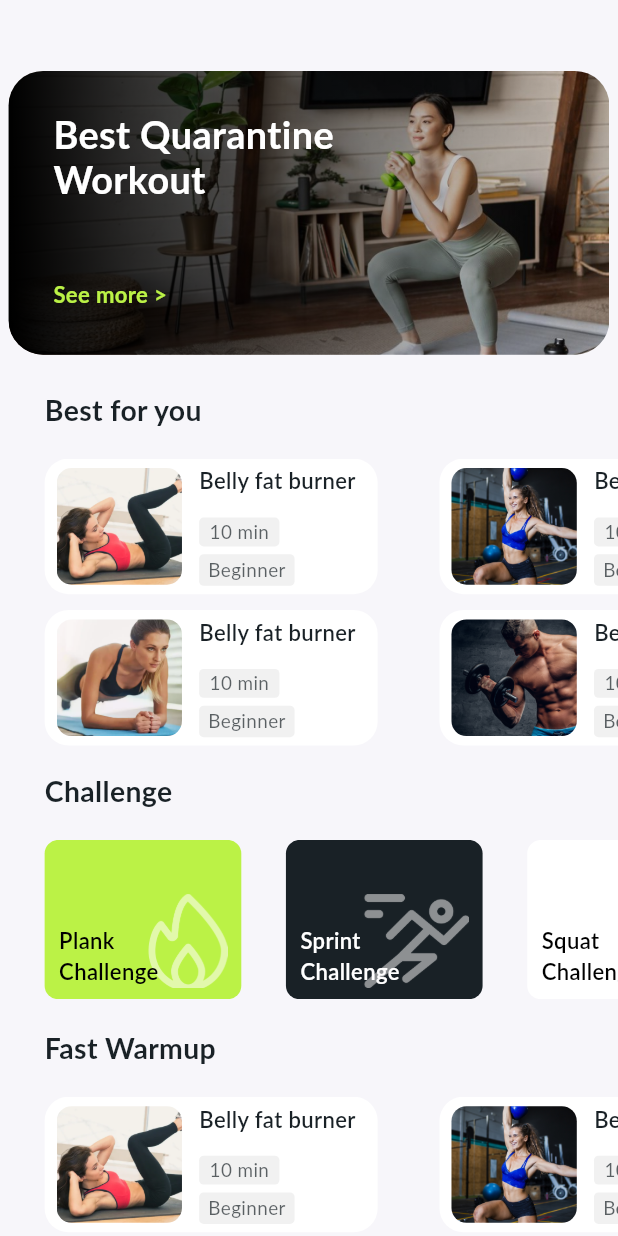
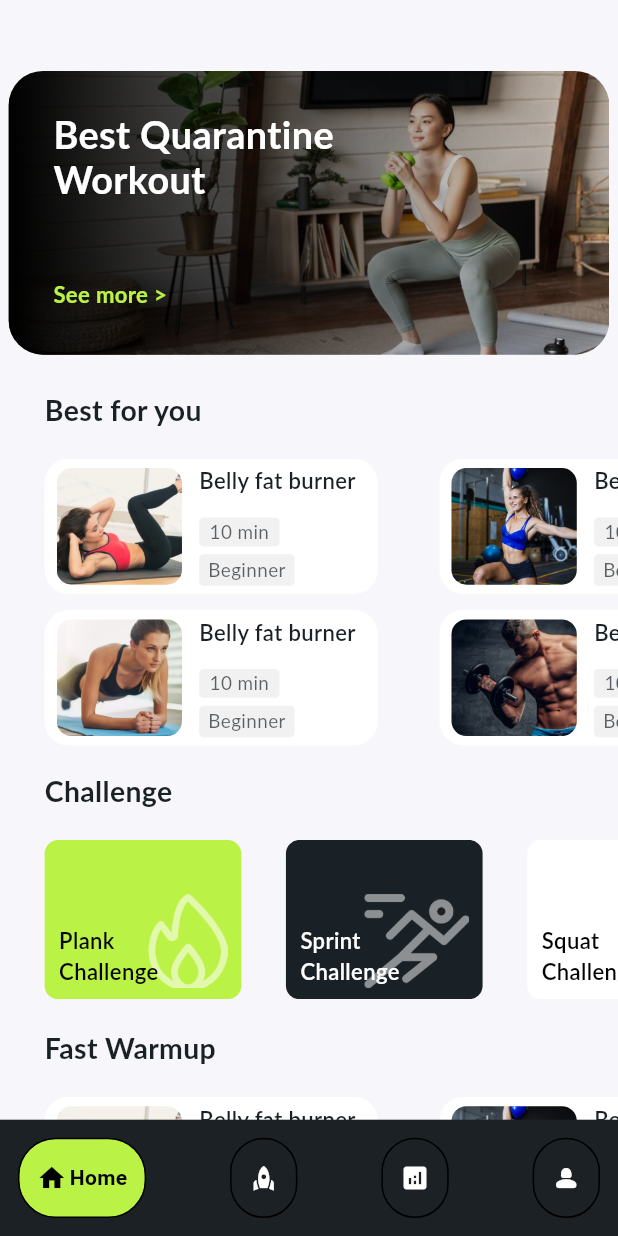
Before and after one commit to Abhi902/Pyramid, a Flutter app: the screen it shows after launch, on a phone screen of 412 x 824 dp. Run offline on Flutter 3.47's test engine with Material 3 defaults, Android fonts, the phone set to English and light mode, and no system bars; drawn by our look-alikes of google_nav_bar; our stand-ins replace flutter_screenutil; Roboto replaces fonts that are missing (Lato).

Commit message:
final push

```diff
--- a/lib/screens/explore_page.dart
+++ b/lib/screens/explore_page.dart
@@ -1,7 +1,7 @@
 // ignore_for_file: public_member_api_docs, sort_constructors_first
 import 'package:flutter/material.dart';
 import 'package:flutter_screenutil/flutter_screenutil.dart';
-
+import 'package:google_nav_bar/google_nav_bar.dart';
 import 'package:assignment_pyramid/widgets/explore.dart';
 
 class Eplore extends StatefulWidget {
@@ -12,11 +12,19 @@ class Eplore extends StatefulWidget {
 }
 
 class _EploreState extends State<Eplore> {
+  var currentIndex = 1;
   List<List<String>> bestForYou = [
     ["assets/bellyfatburner.png", "Belly fat burner"],
     ["assets/loose.png", "Loose fat"],
     ["assets/plank.png", "Plank"],
     ["assets/build.png", "Build wider"]
+  ];
+
+  List<IconData> listOfIcons = [
+    Icons.home_rounded,
+    Icons.favorite_rounded,
+    Icons.settings_rounded,
+    Icons.person_rounded,
   ];
 
   List<List<dynamic>> challenges = [
@@ -45,6 +53,7 @@ class _EploreState extends State<Eplore> {
 
   @override
   Widget build(BuildContext context) {
+    Size size = MediaQuery.of(context).size;
     return Scaffold(
       backgroundColor: Color(0xffF7F6FA),
       body: SingleChildScrollView(
@@ -248,6 +257,72 @@ class _EploreState extends State<Eplore> {
           ],
         ),
       ),
+      // bottomNavigationBar: Container(
+      //   margin: EdgeInsets.all(10),
+      //   height: size.width * .155,
+      //   decoration: BoxDecoration(
+      //     color: Color(0xff1b2125),
+      //     boxShadow: [
+      //       BoxShadow(
+      //         color: Colors.black.withOpacity(.15),
+      //         blurRadius: 30,
+      //         offset: Offset(0, 10),
+      //       ),
+      //     ],
+      //     borderRadius: BorderRadius.circular(50),
+      //   ),
+      //   child: Padding(
+      //       padding: const EdgeInsets.all(1.0),
+      //       child: Row(
+      //         children: [
+      //           InkWell(
+      //             onTap: () {},
+      //             splashColor: Colors.transparent,
+      //             highlightColor: Colors.transparent,
+      //             child: Column(
+      //               mainAxisAlignment: MainAxisAlignment.spaceBetween,
+      //               crossAxisAlignment: CrossAxisAlignment.center,
+      //               children: [],
+      //             ),
+      //           ),
+      //         ],
+      //       )),
+      // ),
+      bottomNavigationBar: GNav(
+        backgroundColor: Color(0xff1b2125),
+        rippleColor: Colors.grey[800] as Color,
+        hoverColor: Colors.grey[700] as Color,
+        haptic: true,
+        tabBorderRadius: 25,
+        tabBorder: Border.all(),
+        tabMargin: EdgeInsets.all(12),
+        curve: Curves.easeOutExpo,
+        duration: Duration(milliseconds: 100),
+        gap: 2,
+        color: Colors.white,
+        activeColor: Colors.black,
+        iconSize: 20,
+        tabBackgroundColor: Color(0xFFBBF246),
+        padding: EdgeInsets.symmetric(horizontal: 10.w, vertical: 15.h),
+        tabs: [
+          GButton(
+            icon: Icons.home,
+            text: 'Home',
+          ),
+          GButton(
+            icon: Icons.rocket,
+            text: 'Explore',
+          ),
+          GButton(
+            icon: Icons.analytics,
+            text: 'Analytics',
+          ),
+          GButton(
+            icon: Icons.person_2_rounded,
+            text: 'Profile',
+          ),
+        ],
+      ),
     );
   }
 }
```
Also changed, not shown: pubspec.yaml (+1 -6 lines), pubspec.lock.
